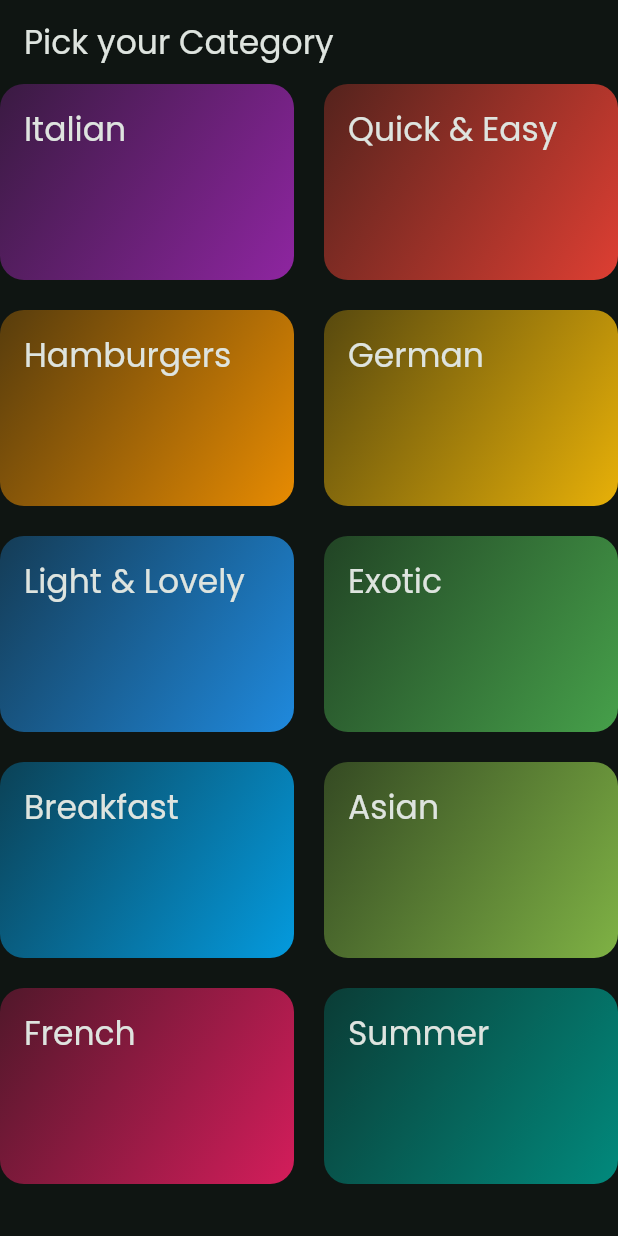
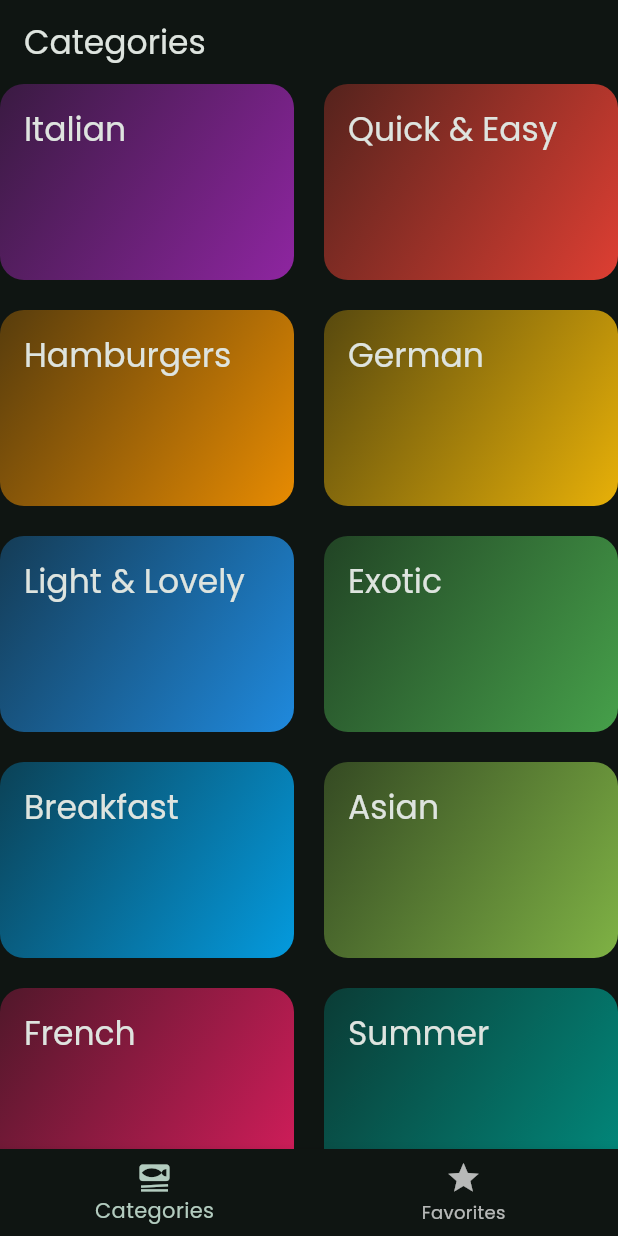
Before and after one commit to medSba/Meal-App, a Flutter app: the screen it shows after launch, on a phone screen of 412 x 824 dp. Run offline on Flutter 3.47's test engine with Material 3 defaults, Android fonts, the phone set to English and light mode, and no system bars; our stand-ins replace google_fonts, transparent_image.

Commit message:
Create BottomNavigationBar

```diff
--- a/lib/main.dart
+++ b/lib/main.dart
@@ -1,6 +1,6 @@
 import 'package:flutter/material.dart';
 import 'package:google_fonts/google_fonts.dart';
-import 'package:meal_app/screens/categories_screen.dart';
+import 'package:meal_app/screens/tabs_screen.dart';
 
 void main() {
   runApp(const MyApp());
@@ -21,7 +21,7 @@ class MyApp extends StatelessWidget {
         useMaterial3: true,
         textTheme: GoogleFonts.poppinsTextTheme(),
       ),
-      home: CategoriesScreen(),
+      home: const TabsScreen(),
     );
   }
 }
--- a/lib/screens/categories_screen.dart
+++ b/lib/screens/categories_screen.dart
@@ -7,11 +7,7 @@ class CategoriesScreen extends StatelessWidget {
 
   @override
   Widget build(BuildContext context) {
-    return Scaffold(
-      appBar: AppBar(
-        title: const Text('Pick your Category'),
-      ),
-      body: GridView(
+    return GridView(
         gridDelegate: const SliverGridDelegateWithFixedCrossAxisCount(
             crossAxisCount: 2,
             mainAxisSpacing: 20,
@@ -20,7 +16,6 @@ class CategoriesScreen extends StatelessWidget {
       children: [
         for(final category in availableCategories)
           CategoryGridItem(category: category)
-      ],),
-    );
+      ],);
   }
 }
--- /dev/null
+++ b/lib/screens/tabs_screen.dart
@@ -0,0 +1,44 @@
+import 'package:flutter/material.dart';
+import 'package:meal_app/screens/categories_screen.dart';
+import 'package:meal_app/screens/meals_screen.dart';
+
+class TabsScreen extends StatefulWidget {
+  const TabsScreen({super.key});
+
+  @override
+  State<TabsScreen> createState() => _TabsScreenState();
+}
+
+class _TabsScreenState extends State<TabsScreen> {
+  int _selectedPageIndex=0;
+
+  void _selectedPage(int index){
+    setState(() {
+      _selectedPageIndex=index;
+    });
+}
+  @override
+  Widget build(BuildContext context) {
+    Widget activePage = const CategoriesScreen();
+    var activePageTitle = 'Categories';
+
+    if(_selectedPageIndex==1){
+      activePage = const MealsScreen(meals: []);
+      activePageTitle = 'Favorites';
+    }
+    return Scaffold(
+      appBar: AppBar(
+        title: Text(activePageTitle),
+      ),
+      body: activePage,
+      bottomNavigationBar: BottomNavigationBar(
+        onTap: _selectedPage,
+        currentIndex: _selectedPageIndex,
+        items: const [
+          BottomNavigationBarItem(icon: Icon(Icons.set_meal),label: 'Categories'),
+          BottomNavigationBarItem(icon: Icon(Icons.star),label: 'Favorites'),
+        ],
+      ),
+    );
+  }
+}
```
Also changed, not shown: lib/screens/meals_screen.dart (+14 -6 lines).
